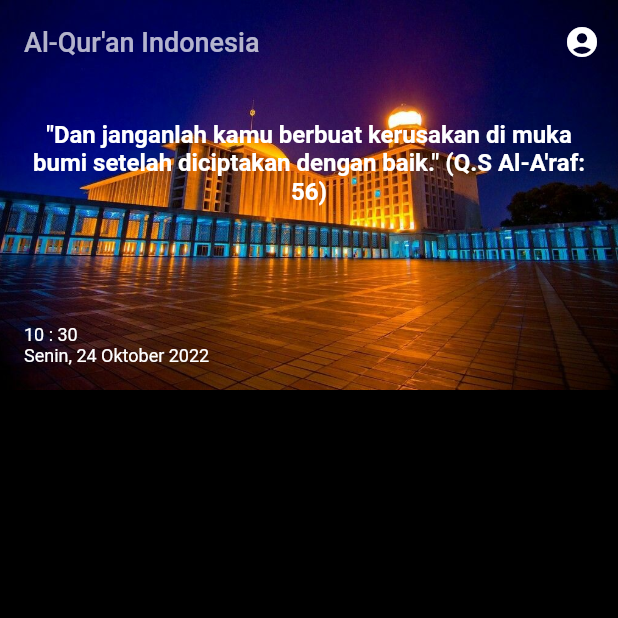
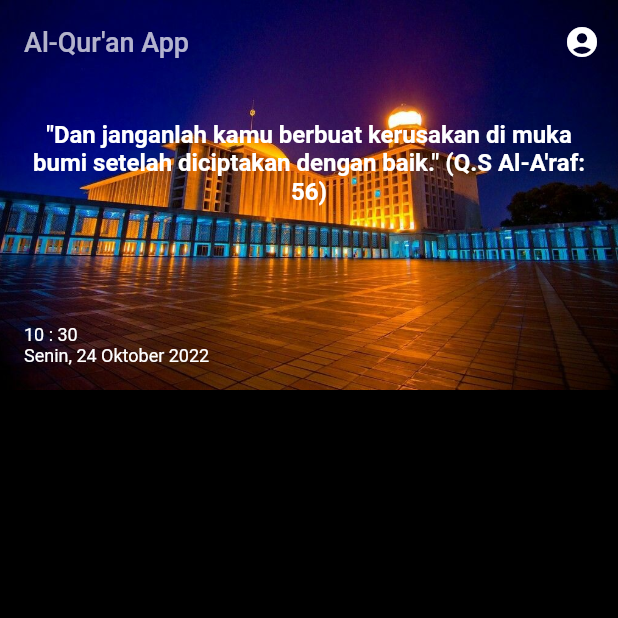
Before and after one commit to NamkuGavin/Al-qur-an-Flutter, a Flutter app: the screen it shows after launch, on a phone screen of 412 x 824 dp, the top half of it. Run offline on Flutter 3.47's test engine with Material 2 defaults, Android fonts, the phone set to English and light mode, and no system bars; our stand-ins replace flutter_spinkit; missing offline and left inert: arabic_numbers; network calls fail.

Commit message:
fix: [GA] main home UI

```diff
--- a/lib/view/home_page.dart
+++ b/lib/view/home_page.dart
@@ -42,7 +42,7 @@ class _HomePageState extends State<HomePage> {
     _randomText = Data.randomSurah[_random.nextInt(Data.randomSurah.length)];
     _timer = Timer.periodic(Duration(milliseconds: 500), (timer) => _update());
     _randomSurah =
-        Timer.periodic(Duration(seconds: 5), (timer) => _updateText());
+        Timer.periodic(Duration(seconds: 10), (timer) => _updateText());
     _getData();
     super.initState();
   }
@@ -99,7 +99,7 @@ class _HomePageState extends State<HomePage> {
                 expandedHeight: 260,
                 forceElevated: scrolling,
                 title: Text(
-                  "Al-Qur'an Indonesia",
+                  "Al-Qur'an App",
                   style:
                       TextStyle(color: Colors.white70, fontSize: Size.size18),
                   maxLines: 1,
--- a/lib/view/splash_screen.dart
+++ b/lib/view/splash_screen.dart
@@ -35,7 +35,7 @@ class _SplashscreenState extends State<Splashscreen> {
           Expanded(
             child: Center(
               child: Text(
-                "Al-Qur'an Indonesia App",
+                "Al-Qur'an App",
                 style: TextStyle(fontSize: Size.size24, color: Colors.white),
               ),
             ),
```
Also changed, not shown: 1 other file.
